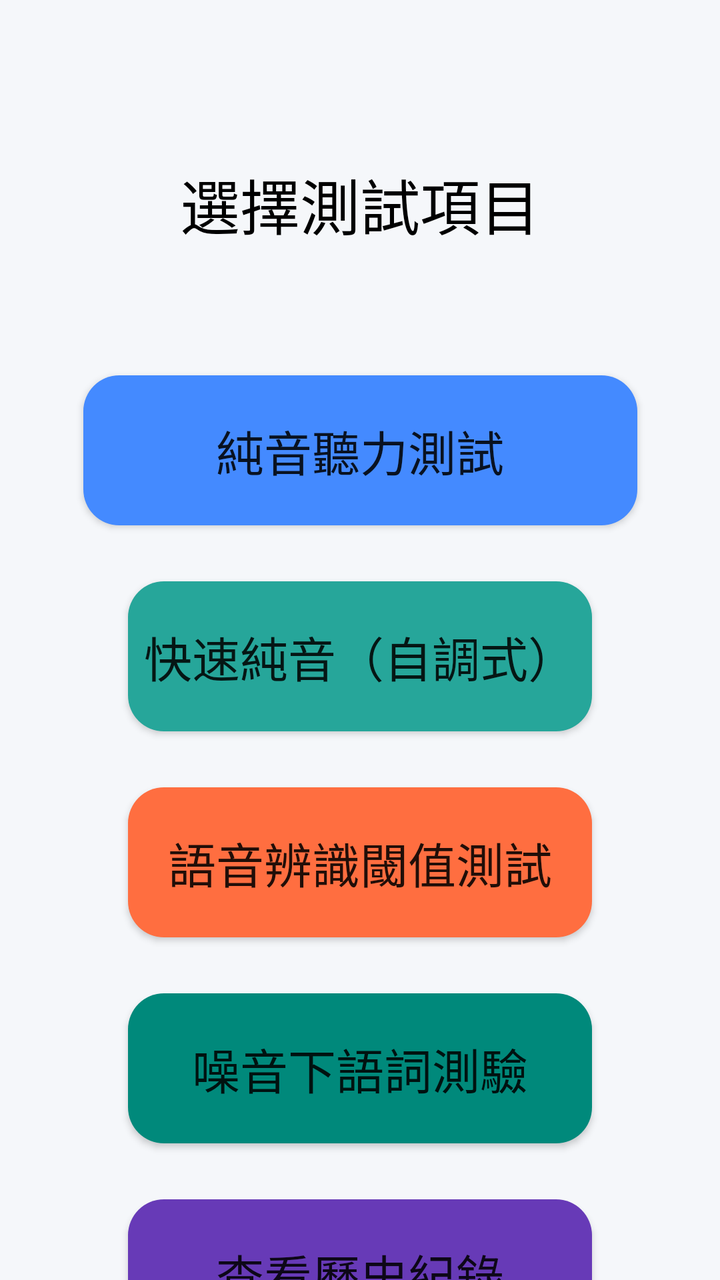
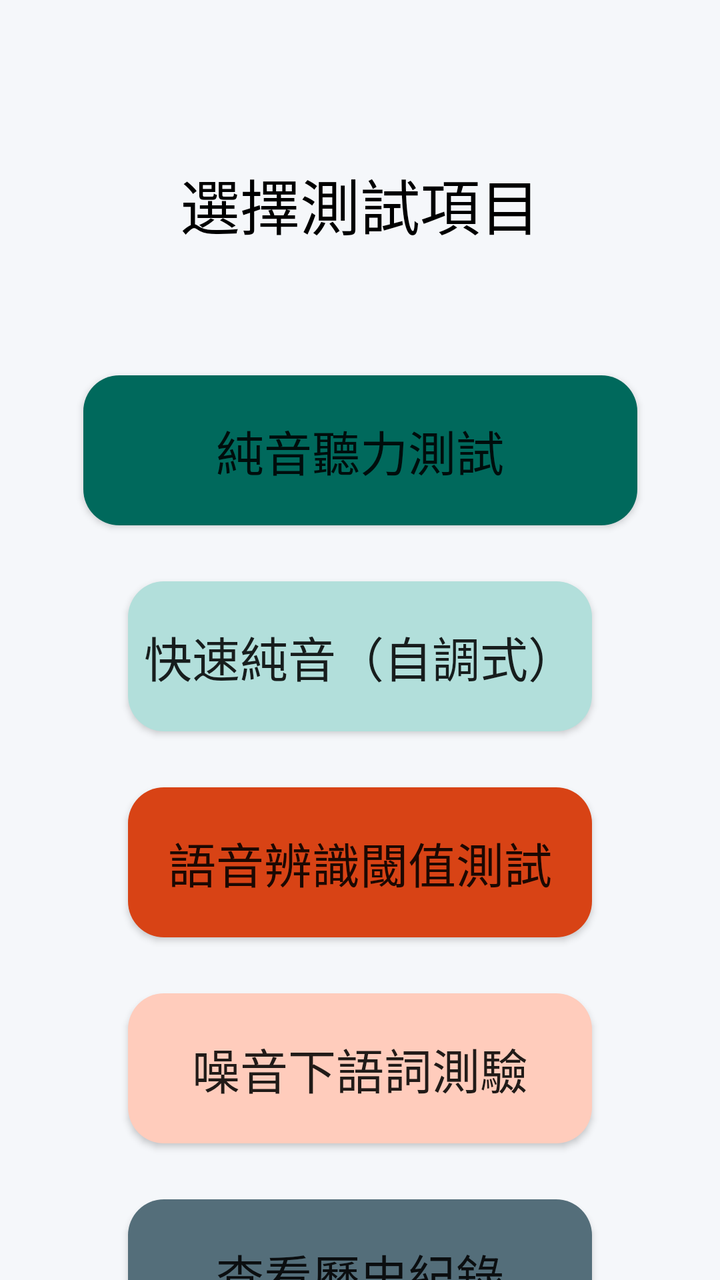

Before-and-after screenshots of an Android layout around one commit, followed by the original layout XML and the change that was made.
<!-- AndroidManifest.xml: activity theme Theme.AppCompat.Light.NoActionBar -->
<!-- res/layout/activity_test_select.xml -->
<?xml version="1.0" encoding="utf-8"?>
<androidx.constraintlayout.widget.ConstraintLayout xmlns:android="http://schemas.android.com/apk/res/android"
    xmlns:app="http://schemas.android.com/apk/res-auto"
    xmlns:tools="http://schemas.android.com/tools"
    android:layout_width="match_parent"
    android:layout_height="match_parent"
    android:fitsSystemWindows="true"
    android:background="#F5F7FA"
    tools:context=".TestSelectActivity">

    <TextView
        android:id="@+id/textView_test_select_title"
        android:layout_width="wrap_content"
        android:layout_height="wrap_content"
        android:layout_marginTop="80dp"
        android:text="@string/testSelect_title"
        android:textSize="30sp"
        android:textColor="@android:color/black"
        app:layout_constraintTop_toTopOf="parent"
        app:layout_constraintStart_toStartOf="parent"
        app:layout_constraintEnd_toEndOf="parent" />

    <Button
        android:id="@+id/button_pure_tone_test"
        android:layout_width="277dp"
        android:layout_height="75dp"
        android:layout_marginStart="64dp"
        android:layout_marginTop="64dp"
        android:layout_marginEnd="64dp"
        android:backgroundTint="#448AFF"
        android:text="@string/testSelect_button_PureToneTest"
        android:textSize="24sp"
        app:layout_constraintEnd_toEndOf="parent"
        app:layout_constraintStart_toStartOf="parent"
        app:layout_constraintTop_toBottomOf="@+id/textView_test_select_title"
        android:background="@drawable/rounded_button" />

    <Button
        android:id="@+id/button_self_adjust_pta"
        android:layout_width="0dp"
        android:layout_height="75dp"
        android:layout_marginStart="64dp"
        android:layout_marginTop="28dp"
        android:layout_marginEnd="64dp"
        android:backgroundTint="#26A69A"
        android:text="快速純音（自調式）"
        android:textSize="24sp"
        app:layout_constraintEnd_toEndOf="parent"
        app:layout_constraintStart_toStartOf="parent"
        app:layout_constraintTop_toBottomOf="@+id/button_pure_tone_test"
        android:background="@drawable/rounded_button" />

    <Button
        android:id="@+id/button_speech_audiometry"
        android:layout_width="0dp"
        android:layout_height="75dp"
        android:layout_marginStart="64dp"
        android:layout_marginTop="28dp"
        android:layout_marginEnd="64dp"
        android:backgroundTint="#FF6E40"
        android:text="@string/testSelect_button_SpeechAudiometry"
        android:textSize="24sp"
        app:layout_constraintEnd_toEndOf="parent"
        app:layout_constraintHorizontal_bias="0.0"
        app:layout_constraintStart_toStartOf="parent"
        app:layout_constraintTop_toBottomOf="@+id/button_self_adjust_pta"
        android:background="@drawable/rounded_button" />

    <Button
        android:id="@+id/button_ssn_test"
        android:layout_width="0dp"
        android:layout_height="75dp"
        android:layout_marginStart="64dp"
        android:layout_marginTop="28dp"
        android:layout_marginEnd="64dp"
        android:backgroundTint="#00897B"
        android:text="噪音下語詞測驗"
        android:textSize="24sp"
        app:layout_constraintEnd_toEndOf="parent"
        app:layout_constraintStart_toStartOf="parent"
        app:layout_constraintTop_toBottomOf="@+id/button_speech_audiometry"
        android:background="@drawable/rounded_button" />

    <Button
        android:id="@+id/button_view_history"
        android:layout_width="0dp"
        android:layout_height="75dp"
        android:layout_marginStart="64dp"
        android:layout_marginTop="28dp"
        android:layout_marginEnd="64dp"
        android:backgroundTint="#673AB7"
        android:text="@string/testSelect_button_ViewHistory"
        android:textSize="24sp"
        app:layout_constraintEnd_toEndOf="parent"
        app:layout_constraintStart_toStartOf="parent"
        app:layout_constraintTop_toBottomOf="@+id/button_ssn_test"
        android:background="@drawable/rounded_button" />

</androidx.constraintlayout.widget.ConstraintLayout>
<!-- resources referenced by this layout -->
<resources>
  <!-- drawable rounded_button (drawable) -->
  <?xml version="1.0" encoding="utf-8"?>
  <shape xmlns:android="http://schemas.android.com/apk/res/android"
      android:shape="rectangle">
      <solid android:color="#FFFFFF" />
      <corners android:radius="18dp" />
  </shape>
  <string name="testSelect_button_PureToneTest">純音聽力測試</string>
  <string name="testSelect_button_SpeechAudiometry">語音辨識閾值測試</string>
  <string name="testSelect_button_ViewHistory">查看歷史紀錄</string>
  <string name="testSelect_title">選擇測試項目</string>
</resources>

<!-- the commit's change to res/layout/activity_test_select.xml (unified diff, before → after) -->
@@ -27,7 +27,7 @@
         android:layout_marginStart="64dp"
         android:layout_marginTop="64dp"
         android:layout_marginEnd="64dp"
-        android:backgroundTint="#448AFF"
+        android:backgroundTint="#00695C"
         android:text="@string/testSelect_button_PureToneTest"
         android:textSize="24sp"
         app:layout_constraintEnd_toEndOf="parent"
@@ -42,7 +42,7 @@
         android:layout_marginStart="64dp"
         android:layout_marginTop="28dp"
         android:layout_marginEnd="64dp"
-        android:backgroundTint="#26A69A"
+        android:backgroundTint="#B2DFDB"
         android:text="快速純音（自調式）"
         android:textSize="24sp"
         app:layout_constraintEnd_toEndOf="parent"
@@ -57,7 +57,7 @@
         android:layout_marginStart="64dp"
         android:layout_marginTop="28dp"
         android:layout_marginEnd="64dp"
-        android:backgroundTint="#FF6E40"
+        android:backgroundTint="#D84315"
         android:text="@string/testSelect_button_SpeechAudiometry"
         android:textSize="24sp"
         app:layout_constraintEnd_toEndOf="parent"
@@ -73,7 +73,7 @@
         android:layout_marginStart="64dp"
         android:layout_marginTop="28dp"
         android:layout_marginEnd="64dp"
-        android:backgroundTint="#00897B"
+        android:backgroundTint="#FFCCBC"
         android:text="噪音下語詞測驗"
         android:textSize="24sp"
         app:layout_constraintEnd_toEndOf="parent"
@@ -88,7 +88,7 @@
         android:layout_marginStart="64dp"
         android:layout_marginTop="28dp"
         android:layout_marginEnd="64dp"
-        android:backgroundTint="#673AB7"
+        android:backgroundTint="#546E7A"
         android:text="@string/testSelect_button_ViewHistory"
         android:textSize="24sp"
         app:layout_constraintEnd_toEndOf="parent"
